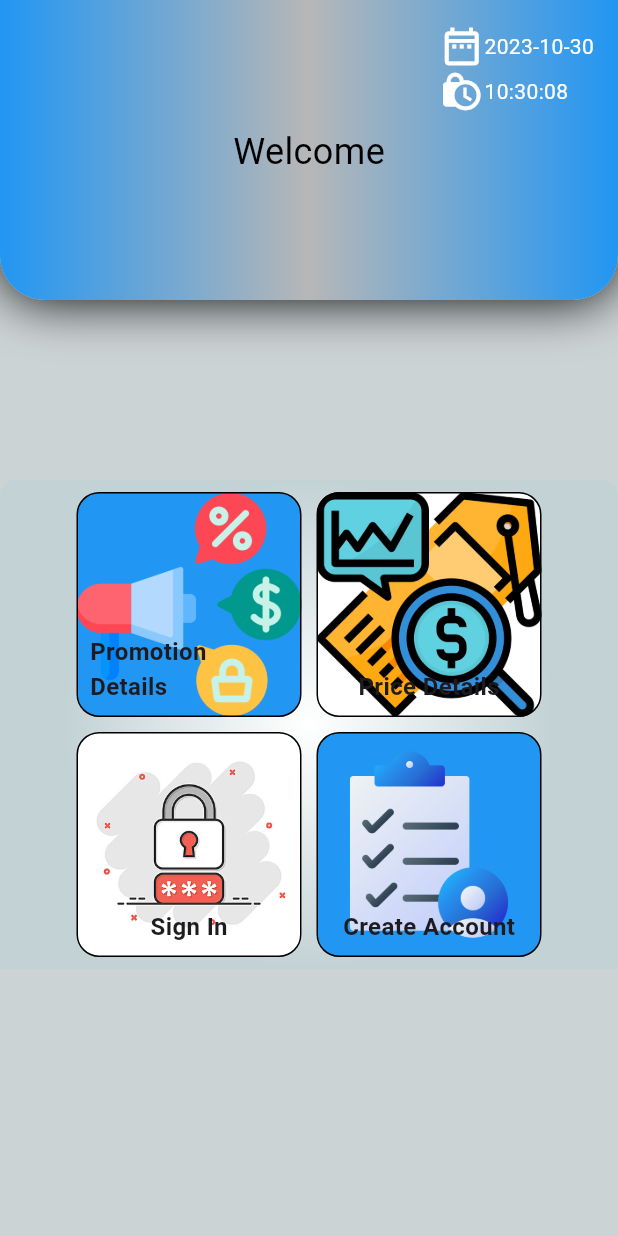
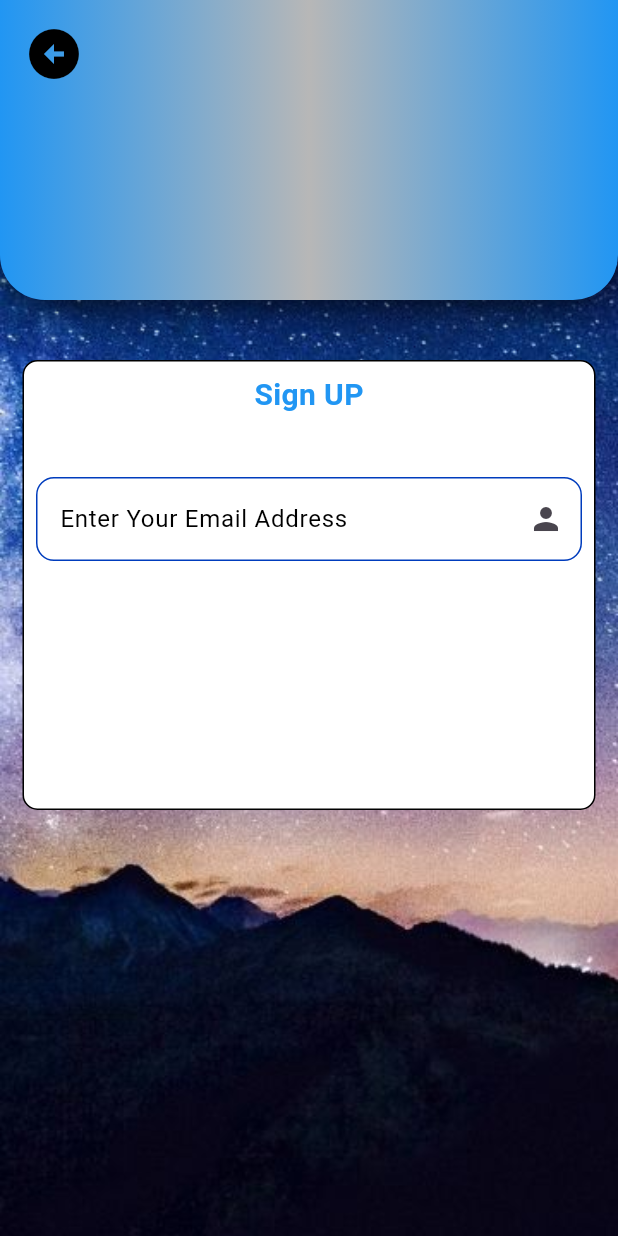
Before and after one commit to Dimmithra/mobile-pos-application, a Flutter app: the MainDashBoard widget shown alone on an empty page, opened directly, after a tap on "Sign In", on a phone screen of 412 x 824 dp. Run offline on Flutter 3.47's test engine with Material 2 defaults, Android fonts, the phone set to English and light mode, and no system bars; our stand-ins replace connectivity_plus, device_info_plus, flutter_secure_storage, geocoding, geolocator, loading_animation_widget and 1 more; accounts and stored records are empty; statements that could not run were skipped.

Commit message:
login screen

```diff
--- /dev/null
+++ b/lib/screens/main_home/login_screen/login_screen.dart
@@ -0,0 +1,106 @@
+import 'package:flutter/material.dart';
+import 'package:mobile_pos/utils/common_main.dart';
+import 'package:mobile_pos/utils/loader.dart';
+import 'package:mobile_pos/widget/common_home_body.dart';
+import 'package:mobile_pos/widget/common_input.dart';
+import 'package:provider/provider.dart';
+
+class LoginScreen extends StatefulWidget {
+  const LoginScreen({super.key});
+
+  @override
+  State<LoginScreen> createState() => _LoginScreenState();
+}
+
+class _LoginScreenState extends State<LoginScreen> {
+  @override
+  void initState() {
+    WidgetsBinding.instance.addPostFrameCallback((timeStamp) {});
+    super.initState();
+  }
+
+  @override
+  Widget build(BuildContext context) {
+    return CommonHomeScreen(
+        homeTitile: Row(
+          children: [
+            Row(
+              mainAxisAlignment: MainAxisAlignment.spaceAround,
+              children: [
+                IconButton(
+                  onPressed: () {
+                    Navigator.pop(context);
+                  },
+                  icon: const Icon(
+                    Icons.arrow_circle_left,
+                    size: 40,
+                    color: Colors.black,
+                    opticalSize: 25,
+                  ),
+                ),
+              ],
+            )
+          ],
+        ),
+        homeBody: SingleChildScrollView(
+          child: Consumer(
+            builder: (context, value, child) {
+              return Column(
+                children: [
+                  Padding(
+                    padding:
+                        const EdgeInsets.only(top: 20, left: 15, right: 15),
+                    child: Container(
+                      height: 300,
+                      decoration: BoxDecoration(gradient: ,
+                        color: Colors.white,
+                        borderRadius: BorderRadius.circular(10),
+                        border: Border.all(
+                          color: Colors.black,
+                        ),
+                      ),
+                      child: const Padding(
+                        padding: EdgeInsets.all(8.0),
+                        child: Column(
+                          children: [
+                            Row(
+                              mainAxisAlignment: MainAxisAlignment.center,
+                              children: [
+                                Text('Sign UP',
+                                    style: TextStyle(
+                                        fontSize: 20,
+                                        color: Colors.blue,
+                                        fontWeight: FontWeight.bold))
+                              ],
+                            ),
+                            SizedBox(
+                              height: 40,
+                            ),
+                            CommonInput(
+                              suffix: Icon(Icons.person),
+                              hintText: 'Email Address',
+                              label: 'Enter Your Email Address',
+                              fullboader: true,
+                              backgroundcolor: Colors.black,
+                            ),
+                          ],
+                        ),
+                      ),
+                    ),
+                  )
+                ],
+              );
+            },
+          ),
+        ));
+    // CommonMainScreen(
+    //     title: 'Login',
+    //     body: SingleChildScrollView(
+    //       child: Consumer(
+    //         builder: (context, value, child) {
+    //           return CommonLoader();
+    //         },
+    //       ),
+    //     ));
+  }
+}
--- a/lib/screens/main_home/main_home.dart
+++ b/lib/screens/main_home/main_home.dart
@@ -1,5 +1,6 @@
 import 'package:flutter/material.dart';
 import 'package:mobile_pos/providers/home_provider.dart';
+import 'package:mobile_pos/screens/main_home/login_screen/login_screen.dart';
 import 'package:mobile_pos/screens/main_home/user_regestration/user_reg.dart';
 import 'package:mobile_pos/utils/color.dart';
 import 'package:mobile_pos/widget/common_home_body.dart';
@@ -154,7 +155,12 @@ class _MainDashBoardState extends State<MainDashBoard> {
                           'assets/images/home_login.JPG',
                         ),
                         onTap: () {
-                          print('object');
+                          Navigator.push(
+                            context,
+                            MaterialPageRoute(
+                              builder: (context) => const LoginScreen(),
+                            ),
+                          );
                         },
                       ),
                       const SizedBox(
@@ -170,7 +176,8 @@ class _MainDashBoardState extends State<MainDashBoard> {
                             Navigator.push(
                               context,
                               MaterialPageRoute(
-                                builder: (context) => UserRegistartionScreen(),
+                                builder: (context) =>
+                                    const UserRegistartionScreen(),
                               ),
                             );
                           });
--- a/lib/widget/common_home_body.dart
+++ b/lib/widget/common_home_body.dart
@@ -18,7 +18,14 @@ class CommonHomeScreen extends StatelessWidget {
     return SafeArea(
       child: Scaffold(
         backgroundColor: const Color.fromARGB(255, 204, 211, 213),
-        body: Column(
+        body: Container(
+          decoration: BoxDecoration(
+            image: DecorationImage(
+              image: AssetImage("assets/images/background_image.jpg"),
+              fit: BoxFit.cover,
+            ),
+          ),
+          child: Column(
             children: [
               Stack(
                 children: [
@@ -57,6 +64,12 @@ class CommonHomeScreen extends StatelessWidget {
                   ),
                 ],
               ),
+              //   decoration: BoxDecoration(
+              //   image: DecorationImage(
+              //     image: AssetImage("assets/images/splashScreen.jpeg"),
+              //     fit: BoxFit.cover,
+              //   ),
+              // ),
               Padding(
                 padding: const EdgeInsets.only(top: 20),
                 child: SingleChildScrollView(
@@ -66,6 +79,7 @@ class CommonHomeScreen extends StatelessWidget {
             ],
           ),
         ),
+      ),
     );
   }
 }
```
Also changed, not shown: assets/images/background_image.jpg (added). Lines whose indentation alone changed are shown as unchanged.
